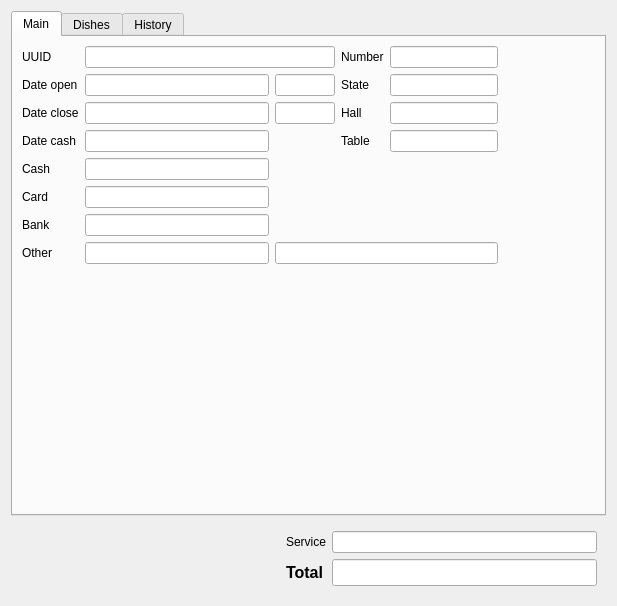
Qt form FrontDesk/c5waiterorder.ui (End1-1/Cafe5) before a commit.
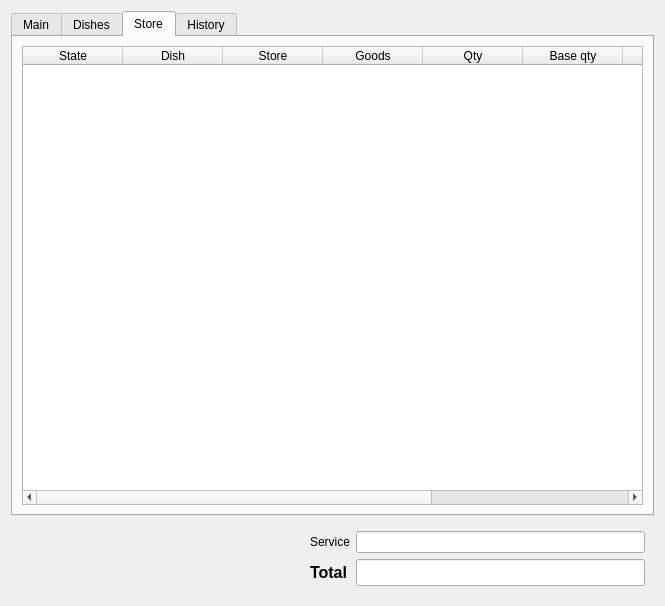
The same form after that commit. The open tabs and pages were chosen to show the change. Custom widgets are drawn as their Qt base class.

Commit message: Start store output handler

```diff
--- a/FrontDesk/c5waiterorder.ui
+++ b/FrontDesk/c5waiterorder.ui
@@ -6,7 +6,7 @@
    <rect>
     <x>0</x>
     <y>0</y>
-    <width>617</width>
+    <width>665</width>
     <height>606</height>
    </rect>
   </property>
@@ -383,6 +383,74 @@
        </item>
       </layout>
      </widget>
+     <widget class="QWidget" name="tab_3">
+      <attribute name="title">
+       <string>Store</string>
+      </attribute>
+      <layout class="QVBoxLayout" name="verticalLayout_2">
+       <item>
+        <widget class="C5TableWidget" name="tblStore">
+         <property name="contextMenuPolicy">
+          <enum>Qt::CustomContextMenu</enum>
+         </property>
+         <property name="editTriggers">
+          <set>QAbstractItemView::NoEditTriggers</set>
+         </property>
+         <property name="selectionMode">
+          <enum>QAbstractItemView::SingleSelection</enum>
+         </property>
+         <property name="selectionBehavior">
+          <enum>QAbstractItemView::SelectRows</enum>
+         </property>
+         <column>
+          <property name="text">
+           <string>State</string>
+          </property>
+         </column>
+         <column>
+          <property name="text">
+           <string>Dish</string>
+          </property>
+         </column>
+         <column>
+          <property name="text">
+           <string>Store</string>
+          </property>
+         </column>
+         <column>
+          <property name="text">
+           <string>Goods</string>
+          </property>
+         </column>
+         <column>
+          <property name="text">
+           <string>Qty</string>
+          </property>
+         </column>
+         <column>
+          <property name="text">
+           <string>Base qty</string>
+          </property>
+         </column>
+         <column>
+          <property name="text">
+           <string>Output</string>
+          </property>
+         </column>
+         <column>
+          <property name="text">
+           <string>Price</string>
+          </property>
+         </column>
+         <column>
+          <property name="text">
+           <string>Total</string>
+          </property>
+         </column>
+        </widget>
+       </item>
+      </layout>
+     </widget>
      <widget class="QWidget" name="tab_2">
       <attribute name="title">
        <string>History</string>
```
Left out of the diff: 8 changed lines with no effect on the pictures. The commit also changes 94 other files.
